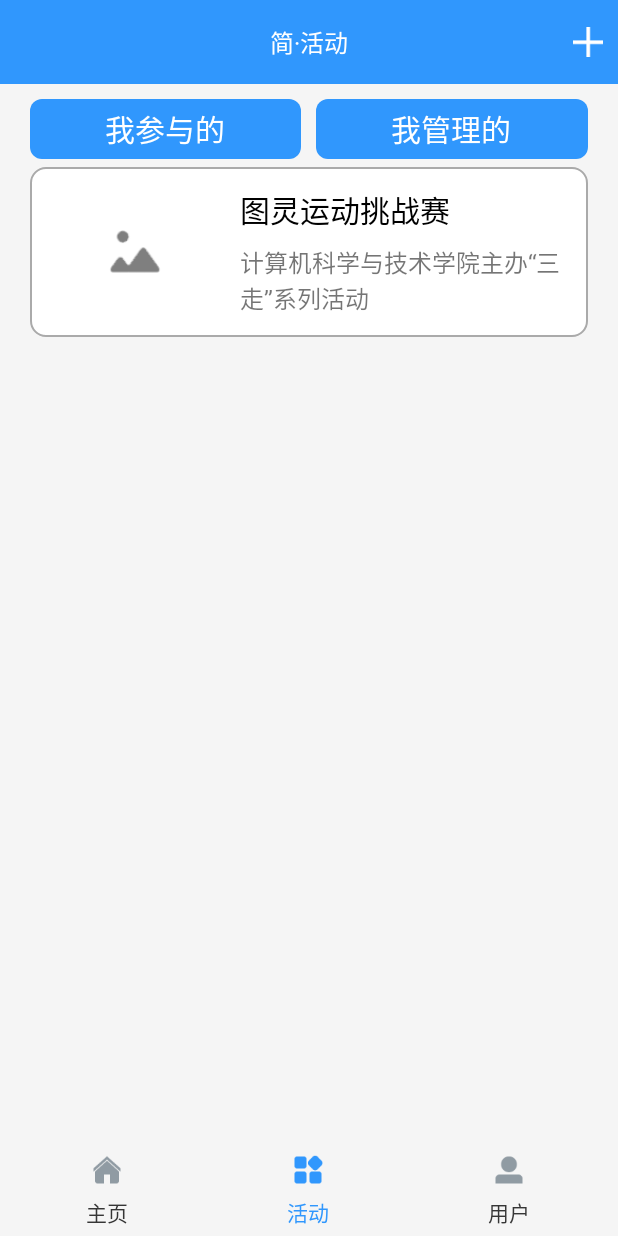
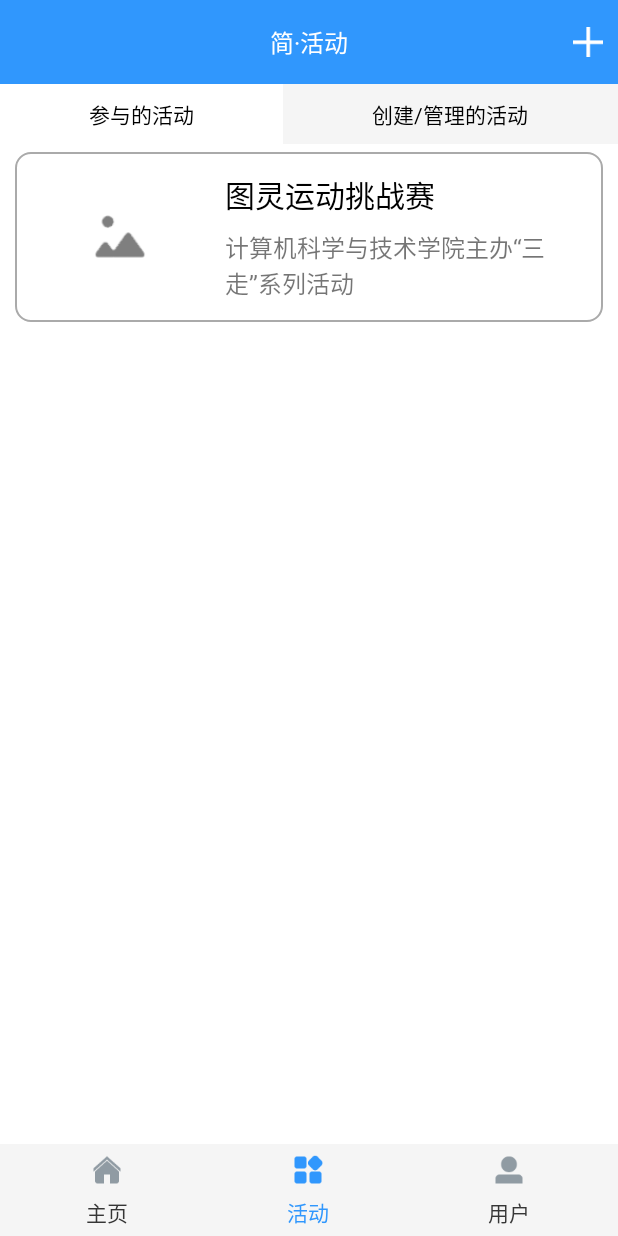
Before and after one commit to MaskWolf/easyActivity, an Android app: the screen it shows after launch (MainActivity), after a tap on "活动", on a phone screen of 412 x 824 dp. Run offline under Robolectric (Android 15) with nearby library versions, the phone set to English and light mode, and no system bars; libraries missing offline, so code that uses them is left out: cn.smssdk, cn.smssdk.gui, jp.wasabeef.glide; pictures from the network do not load; 2 statements that could not run were skipped.

Commit message:
优化了主活动第二个界面的展示方案，界面美观程度大幅度增加

```diff
--- a/app/src/main/java/top/ljc/easyActivity/Activity/LoginActivity.java
+++ b/app/src/main/java/top/ljc/easyActivity/Activity/LoginActivity.java
@@ -120,7 +120,7 @@ public class LoginActivity extends Activity implements View.OnClickListener{
                             .add("uPassword",password)
                             .build();
                     Request request = new Request.Builder()
-                            .url(SERVER_ADDRESS+"/loginServlet")
+                            .url(SERVER_ADDRESS+"/user/login")
                             .post(requestBody)
                             .build();
                     okHttpClient.newCall(request).enqueue(new Callback() {
--- a/app/src/main/java/top/ljc/easyActivity/Fragment/ActivityFragment.java
+++ b/app/src/main/java/top/ljc/easyActivity/Fragment/ActivityFragment.java
@@ -13,6 +13,7 @@ import android.support.v7.widget.RecyclerView;
 import android.view.LayoutInflater;
 import android.view.View;
 import android.view.ViewGroup;
+import android.widget.TextView;
 
 import java.util.ArrayList;
 
@@ -27,6 +28,8 @@ public class ActivityFragment extends Fragment {
     private RecyclerView recyclerView;
     private ArrayList<ActivityItem> activities;
     private ActivityListAdapter activityAdapter;
+    private TextView participatedActivity;
+    private TextView managingActivity;
 
     private Handler handler = new Handler(){
         @Override
@@ -58,13 +61,29 @@ public class ActivityFragment extends Fragment {
     }
 
     private void findViews(View view) {
-        recyclerView = (RecyclerView)view.findViewById(R.id.activity_recyclerview);
-        swipeRefreshLayout = (SwipeRefreshLayout)view.findViewById(R.id.activity_swiperefreshlayout);
+        recyclerView = (RecyclerView)view.findViewById(R.id.recyclerview_activity);
+        swipeRefreshLayout = (SwipeRefreshLayout)view.findViewById(R.id.swiperefreshlayout_activity);
+        participatedActivity = (TextView)view.findViewById(R.id.activity_participated);
+        managingActivity = (TextView)view.findViewById(R.id.activity_managing);
 
         swipeRefreshLayout.setOnRefreshListener(new SwipeRefreshLayout.OnRefreshListener() {
             @Override
             public void onRefresh() {
                 handler.sendEmptyMessageDelayed(UPDATE_ACTIVITYLIST,1000);
+            }
+        });
+        participatedActivity.setOnClickListener(new View.OnClickListener() {
+            @Override
+            public void onClick(View v) {
+                participatedActivity.setBackgroundColor(getResources().getColor(R.color.smssdk_white));
+                managingActivity.setBackgroundColor(getResources().getColor(R.color.WhiteSmoke));
+            }
+        });
+        managingActivity.setOnClickListener(new View.OnClickListener() {
+            @Override
+            public void onClick(View v) {
+                participatedActivity.setBackgroundColor(getResources().getColor(R.color.WhiteSmoke));
+                managingActivity.setBackgroundColor(getResources().getColor(R.color.smssdk_white));
             }
         });
     }
--- a/app/src/main/java/top/ljc/easyActivity/Utils/Constants.java
+++ b/app/src/main/java/top/ljc/easyActivity/Utils/Constants.java
@@ -3,6 +3,6 @@ package top.ljc.easyActivity.Utils;
 public class Constants {
 
     //服务器地址
-    public final static String SERVER_ADDRESS = "http://192.168.0.101:8080/test";
+    public final static String SERVER_ADDRESS = "http://192.168.1.237:8080/test";
 
 }
--- a/app/src/main/java/top/ljc/easyActivity/View/EditTextPlus.java
+++ b/app/src/main/java/top/ljc/easyActivity/View/EditTextPlus.java
@@ -36,7 +36,7 @@ public class EditTextPlus extends FrameLayout {
     private float mHeadTextSize = 13;
     private int mHeadTextColor;
     private String mHeadText;
-    //
+
     private float mEditTextSize = 13;
     private int mEditTextColor;
     private String mEditHintText;
--- a/app/src/main/res/layout/activity_login.xml
+++ b/app/src/main/res/layout/activity_login.xml
@@ -1,5 +1,6 @@
 <?xml version="1.0" encoding="utf-8"?>
 <LinearLayout xmlns:android="http://schemas.android.com/apk/res/android"
+    android:focusableInTouchMode="true"
     android:orientation="vertical"
     android:layout_width="match_parent"
     android:layout_height="match_parent"
@@ -22,7 +23,7 @@
         app:edit_editor_option="IME_ACTION_NEXT"
         app:edit_hint_text="请输入用户名/手机号/邮箱"
         app:edit_input_type="Text"
-        app:edit_text_color="@color/colorPrimary"
+        app:edit_text_color="@android:color/black"
         app:head_title_text="用户名"
         app:head_title_text_color="@android:color/black" />
 
@@ -36,7 +37,7 @@
         app:edit_editor_option="IME_ACTION_GO"
         app:edit_hint_text="请输入密码"
         app:edit_input_type="Password"
-        app:edit_text_color="@color/colorPrimary"
+        app:edit_text_color="@android:color/black"
         app:head_title_text="密码"
         app:head_title_text_color="@android:color/black" />
 
--- a/app/src/main/res/layout/activity_main.xml
+++ b/app/src/main/res/layout/activity_main.xml
@@ -1,8 +1,9 @@
 <?xml version="1.0" encoding="utf-8"?>
 <LinearLayout xmlns:android="http://schemas.android.com/apk/res/android"
+    android:focusableInTouchMode="true"
     android:layout_width="match_parent"
     android:layout_height="match_parent"
-    android:background="#F5F5F5"
+    android:background="@color/WhiteSmoke"
     xmlns:app="http://schemas.android.com/apk/res-auto"
     android:orientation="vertical">
 
@@ -11,7 +12,7 @@
         android:id="@+id/toolbar"
         android:layout_width="match_parent"
         android:layout_height="?attr/actionBarSize"
-        android:background="#ff3097fd"
+        android:background="@color/DoderBlue"
         android:theme="@style/ThemeOverlay.AppCompat.Dark.ActionBar"
         app:popupTheme="@style/ThemeOverlay.AppCompat.Light">
         <TextView
@@ -58,15 +59,13 @@
             style="@style/bottom_tab_style"
             android:id="@+id/rb_activity"
             android:text="活动"
-            android:drawableTop="@drawable/rb_activity_selector"
-            />
+            android:drawableTop="@drawable/rb_activity_selector" />
 
         <RadioButton
             style="@style/bottom_tab_style"
             android:id="@+id/rb_user"
             android:text="用户"
-            android:drawableTop="@drawable/rb_user_selector"
-            />
+            android:drawableTop="@drawable/rb_user_selector" />
 
     </RadioGroup>
 
--- a/app/src/main/res/layout/fragment_home.xml
+++ b/app/src/main/res/layout/fragment_home.xml
@@ -6,8 +6,6 @@
     android:layout_height="match_parent">
 
     <android.support.v4.widget.SwipeRefreshLayout
-        android:layout_marginLeft="10dp"
-        android:layout_marginRight="10dp"
         android:id="@+id/home_swiperefreshlayout"
         android:layout_width="match_parent"
         android:layout_height="match_parent">
@@ -16,8 +14,9 @@
                 android:layout_height="match_parent"
                 android:orientation="vertical">
                 <EditText
+                    android:layout_marginLeft="10dp"
+                    android:layout_marginRight="10dp"
                     android:lines="1"
-                    android:focusable="false"
                     android:imeOptions="actionSearch"
                     android:gravity="center|center_vertical"
                     android:hint="搜索活动"
--- a/app/src/main/res/layout/fragmet_activity.xml
+++ b/app/src/main/res/layout/fragmet_activity.xml
@@ -2,40 +2,46 @@
 
 <LinearLayout xmlns:android="http://schemas.android.com/apk/res/android"
     android:fitsSystemWindows="true"
-    android:layout_margin="10dp"
-    android:orientation="vertical"
     android:layout_width="match_parent"
     android:layout_height="match_parent">
 
-    <RadioGroup
-        android:layout_marginTop="10dp"
-        android:layout_marginLeft="20dp"
-        android:layout_marginRight="20dp"
-        android:orientation="horizontal"
-        android:layout_width="match_parent"
-        android:layout_height="wrap_content">
-        <RadioButton
-            android:text="我参与的"
-            style="@style/tab_style" />
-        <RadioButton
-            android:text="我管理的"
-            android:layout_marginLeft="10dp"
-            style="@style/tab_style" />
-    </RadioGroup>
-
     <android.support.v4.widget.SwipeRefreshLayout
-        android:id="@+id/activity_swiperefreshlayout"
-        android:layout_marginBottom="10dp"
-        android:layout_marginLeft="20dp"
-        android:layout_marginRight="20dp"
+        android:id="@+id/swiperefreshlayout_activity"
         android:layout_width="match_parent"
         android:layout_height="match_parent">
-        <android.support.v7.widget.RecyclerView
-            android:layout_marginLeft="10dp"
-            android:layout_marginRight="10dp"
-            android:id="@+id/activity_recyclerview"
-            android:layout_width="match_parent"
-            android:layout_height="match_parent"/>
+            <LinearLayout
+                android:orientation="vertical"
+                android:layout_width="match_parent"
+                android:layout_height="match_parent">
+    `           <LinearLayout
+                android:orientation="horizontal"
+                android:layout_width="match_parent"
+                android:layout_height="40dp">
+                <TextView
+                    android:background="@android:color/white"
+                    android:id="@+id/activity_participated"
+                    android:textColor="@android:color/black"
+                    android:gravity="center"
+                    android:text="参与的活动"
+                    android:layout_weight="1"
+                    android:layout_width="wrap_content"
+                    android:layout_height="40dp" />
+                <TextView
+                    android:id="@+id/activity_managing"
+                    android:background="@color/WhiteSmoke"
+                    android:textColor="@android:color/black"
+                    android:gravity="center"
+                    android:text="创建/管理的活动"
+                    android:layout_weight="1"
+                    android:layout_width="wrap_content"
+                    android:layout_height="40dp" />
+            </LinearLayout>
+            <android.support.v7.widget.RecyclerView
+                android:background="@android:color/white"
+                android:id="@+id/recyclerview_activity"
+                android:layout_width="match_parent"
+                android:layout_height="match_parent"/>
+        </LinearLayout>
     </android.support.v4.widget.SwipeRefreshLayout>
 
 </LinearLayout>
--- a/app/src/main/res/layout/item_activity.xml
+++ b/app/src/main/res/layout/item_activity.xml
@@ -1,8 +1,11 @@
 <?xml version="1.0" encoding="utf-8"?>
 <RelativeLayout xmlns:android="http://schemas.android.com/apk/res/android"
     android:layout_marginTop="5dp"
+    android:layout_marginLeft="10dp"
+    android:layout_marginRight="10dp"
     android:background="@drawable/drawable_default_itemview"
-    android:orientation="vertical" android:layout_width="match_parent"
+    android:orientation="vertical"
+    android:layout_width="match_parent"
     android:layout_height="wrap_content">
     <ImageView
         android:id="@+id/activity_image"
--- a/app/src/main/res/values/colors.xml
+++ b/app/src/main/res/values/colors.xml
@@ -8,4 +8,7 @@
     <color name="EditTextPluswhite">#FFFFFF</color>
     <color name="EditTextPlusDecoration">#EEEFFF</color>
     <color name="EditTextPlusDefaultTextColor">#030303</color>
+    <color name="LightCyan">#E1FFFF</color>
+    <color name="DoderBlue">#ff3097fd</color>
+    <color name="WhiteSmoke">#F5F5F5</color>
 </resources>
```
Also changed, not shown: app/src/main/res/drawable/drawable_default_edititemview.xml (+4 -4 lines), app/src/main/res/layout/activity_register.xml (+6 -5 lines).
